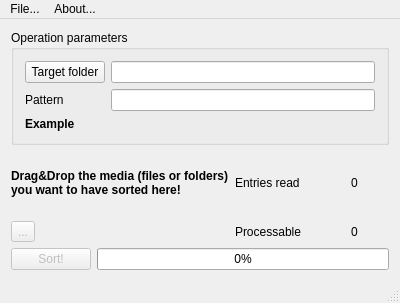
This is mainwindow.ui in flxw/qtagsort as Qt 5 draws it before an edit. The edited form follows.
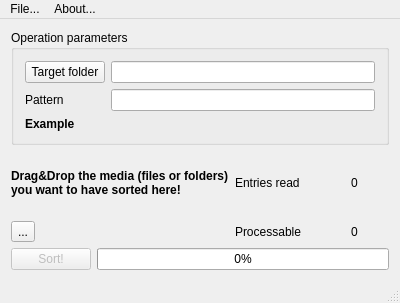
This is the edited form.

Patch:
```diff
--- a/mainwindow.ui
+++ b/mainwindow.ui
@@ -121,7 +121,7 @@
     <item row="2" column="0">
      <widget class="QToolButton" name="toolButton">
       <property name="enabled">
-       <bool>false</bool>
+       <bool>true</bool>
       </property>
       <property name="text">
        <string>...</string>
```
Left out of the diff: 2 changed lines with no effect on the pictures.
